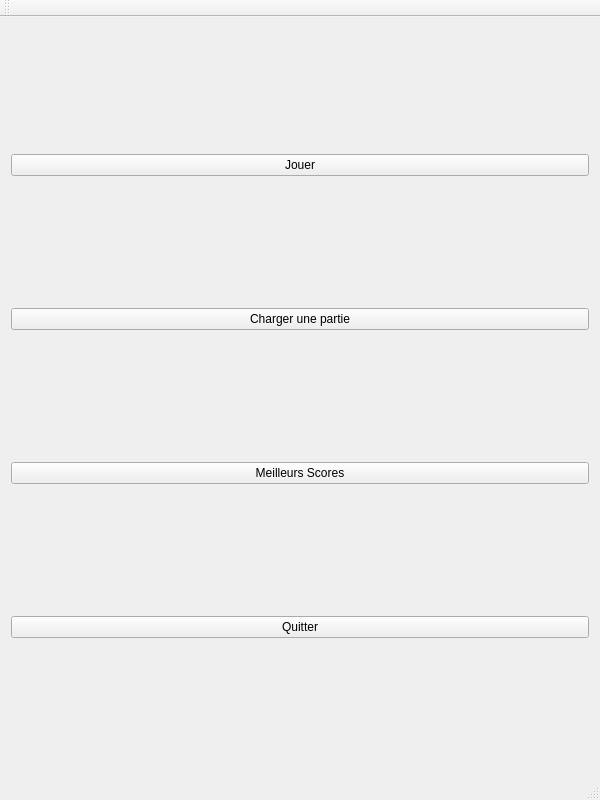
Old version of the form view.ui in the repository tuxnut/donkeykong_v2.
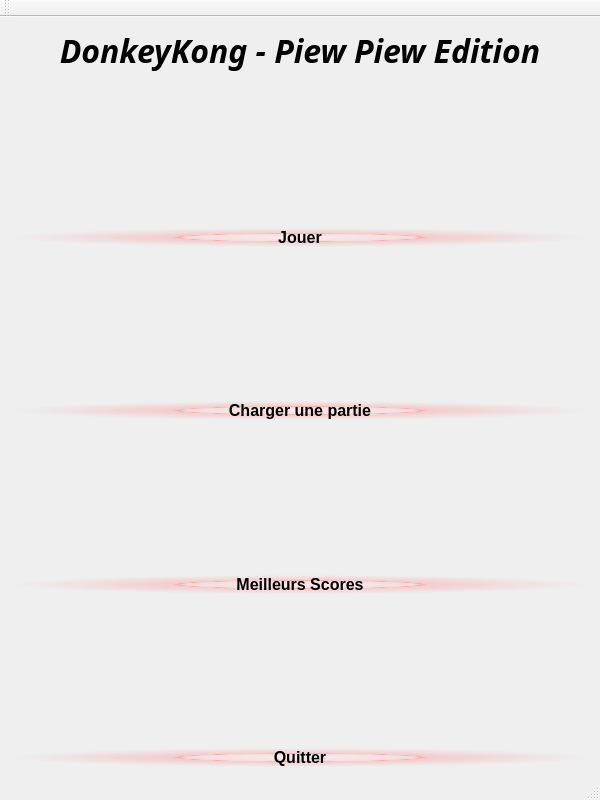
New version of the form. Icons and pictures are not drawn.

Commit message: added background sounds

What changed in the file:
```diff
--- a/view.ui
+++ b/view.ui
@@ -14,35 +14,160 @@
    <string>View</string>
   </property>
   <widget class="QWidget" name="centralWidget">
+   <property name="styleSheet">
+    <string notr="true">background-image: url(:/img/res/imgDKmenu.png); background-repeat: no-repeat; background-position: center;</string>
+   </property>
    <layout class="QGridLayout" name="gridLayout">
-    <item row="0" column="0">
+    <item row="2" column="0">
      <widget class="QPushButton" name="pushButton">
+      <property name="font">
+       <font>
+        <pointsize>12</pointsize>
+        <weight>75</weight>
+        <bold>true</bold>
+       </font>
+      </property>
+      <property name="styleSheet">
+       <string notr="true">background-image: url(:/img/res/img_banana_quad.png);
+background-color: qradialgradient(spread:pad, cx:0.5, cy:0.5, radius:0.5, fx:0.5, fy:0.5, stop:0 rgba(255, 235, 235, 206), stop:0.35 rgba(255, 188, 188, 80), stop:0.4 rgba(255, 162, 162, 80), stop:0.425 rgba(255, 132, 132, 156), stop:0.44 rgba(252, 128, 128, 80), stop:1 rgba(255, 255, 255, 0));
+border-radius: 8px;</string>
+      </property>
       <property name="text">
        <string>Jouer</string>
       </property>
      </widget>
     </item>
-    <item row="1" column="0">
+    <item row="4" column="0">
      <widget class="QPushButton" name="pushButton_2">
+      <property name="font">
+       <font>
+        <pointsize>12</pointsize>
+        <weight>75</weight>
+        <bold>true</bold>
+       </font>
+      </property>
+      <property name="styleSheet">
+       <string notr="true">background-image: url(:/img/res/img_banana_quad.png);
+background-color: qradialgradient(spread:pad, cx:0.5, cy:0.5, radius:0.5, fx:0.5, fy:0.5, stop:0 rgba(255, 235, 235, 206), stop:0.35 rgba(255, 188, 188, 80), stop:0.4 rgba(255, 162, 162, 80), stop:0.425 rgba(255, 132, 132, 156), stop:0.44 rgba(252, 128, 128, 80), stop:1 rgba(255, 255, 255, 0));
+border-radius: 8px;</string>
+      </property>
       <property name="text">
        <string>Charger une partie</string>
       </property>
      </widget>
     </item>
-    <item row="2" column="0">
+    <item row="6" column="0">
      <widget class="QPushButton" name="pushButton_3">
+      <property name="font">
+       <font>
+        <pointsize>12</pointsize>
+        <weight>75</weight>
+        <bold>true</bold>
+       </font>
+      </property>
+      <property name="styleSheet">
+       <string notr="true">background-image: url(:/img/res/img_banana_quad.png);
+background-color: qradialgradient(spread:pad, cx:0.5, cy:0.5, radius:0.5, fx:0.5, fy:0.5, stop:0 rgba(255, 235, 235, 206), stop:0.35 rgba(255, 188, 188, 80), stop:0.4 rgba(255, 162, 162, 80), stop:0.425 rgba(255, 132, 132, 156), stop:0.44 rgba(252, 128, 128, 80), stop:1 rgba(255, 255, 255, 0));
+border-radius: 8px;</string>
+      </property>
       <property name="text">
        <string>Meilleurs Scores</string>
       </property>
      </widget>
     </item>
-    <item row="3" column="0">
+    <item row="8" column="0">
      <widget class="QPushButton" name="pushButton_4">
+      <property name="font">
+       <font>
+        <pointsize>12</pointsize>
+        <weight>75</weight>
+        <bold>true</bold>
+       </font>
+      </property>
+      <property name="styleSheet">
+       <string notr="true">background-image: url(:/img/res/img_banana_quad.png);
+background-color: qradialgradient(spread:pad, cx:0.5, cy:0.5, radius:0.5, fx:0.5, fy:0.5, stop:0 rgba(255, 235, 235, 206), stop:0.35 rgba(255, 188, 188, 80), stop:0.4 rgba(255, 162, 162, 80), stop:0.425 rgba(255, 132, 132, 156), stop:0.44 rgba(252, 128, 128, 80), stop:1 rgba(255, 255, 255, 0));
+border-radius: 8px;</string>
+      </property>
       <property name="text">
        <string>Quitter</string>
       </property>
      </widget>
     </item>
+    <item row="3" column="0">
+     <spacer name="verticalSpacer_2">
+      <property name="orientation">
+       <enum>Qt::Vertical</enum>
+      </property>
+      <property name="sizeHint" stdset="0">
+       <size>
+        <width>20</width>
+        <height>40</height>
+       </size>
+      </property>
+     </spacer>
+    </item>
+    <item row="5" column="0">
+     <spacer name="verticalSpacer_3">
+      <property name="orientation">
+       <enum>Qt::Vertical</enum>
+      </property>
+      <property name="sizeHint" stdset="0">
+       <size>
+        <width>20</width>
+        <height>40</height>
+       </size>
+      </property>
+     </spacer>
+    </item>
+    <item row="0" column="0">
+     <widget class="QLabel" name="label">
+      <property name="font">
+       <font>
+        <family>OpenDyslexic</family>
+        <pointsize>24</pointsize>
+        <weight>75</weight>
+        <italic>true</italic>
+        <bold>true</bold>
+       </font>
+      </property>
+      <property name="styleSheet">
+       <string notr="true">background-image: url(:/img/res/img_banana_quad.png);</string>
+      </property>
+      <property name="text">
+       <string>DonkeyKong - Piew Piew Edition</string>
+      </property>
+      <property name="alignment">
+       <set>Qt::AlignCenter</set>
+      </property>
+     </widget>
+    </item>
+    <item row="1" column="0">
+     <spacer name="verticalSpacer">
+      <property name="orientation">
+       <enum>Qt::Vertical</enum>
+      </property>
+      <property name="sizeHint" stdset="0">
+       <size>
+        <width>20</width>
+        <height>30</height>
+       </size>
+      </property>
+     </spacer>
+    </item>
+    <item row="7" column="0">
+     <spacer name="verticalSpacer_4">
+      <property name="orientation">
+       <enum>Qt::Vertical</enum>
+      </property>
+      <property name="sizeHint" stdset="0">
+       <size>
+        <width>20</width>
+        <height>40</height>
+       </size>
+      </property>
+     </spacer>
+    </item>
    </layout>
   </widget>
   <widget class="QMenuBar" name="menuBar">
```
The commit also changes 10 other files.
